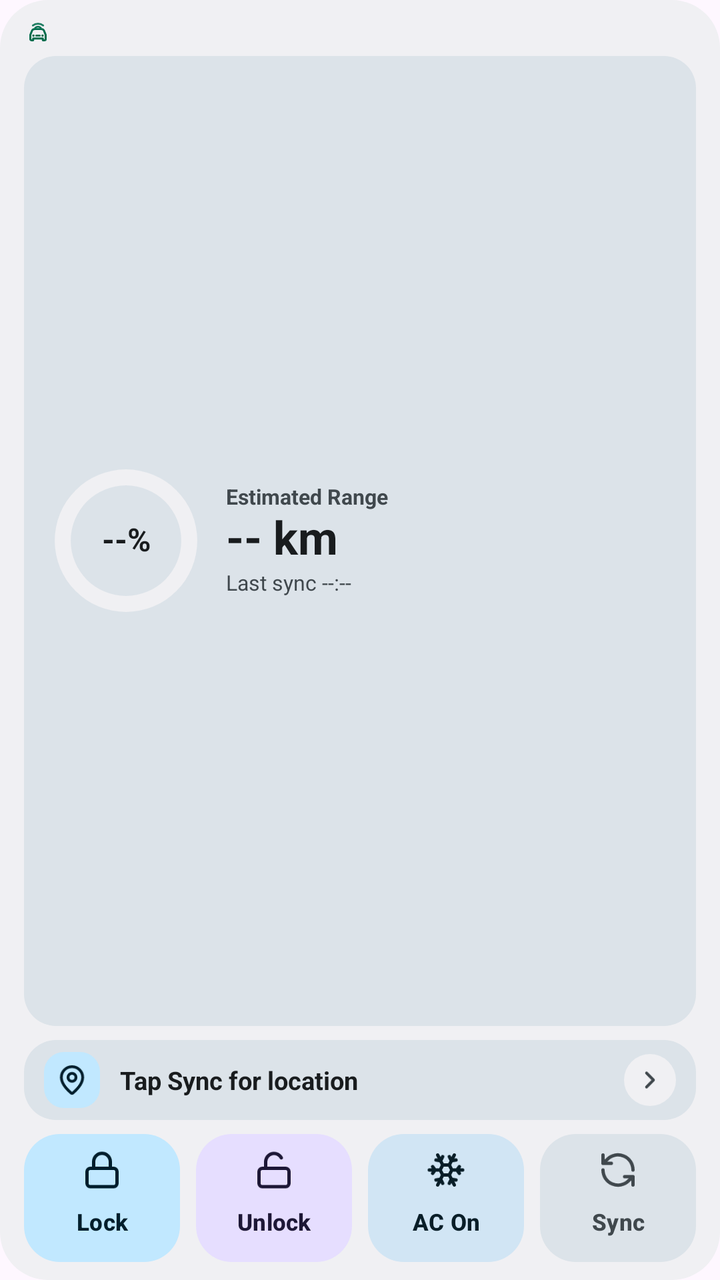
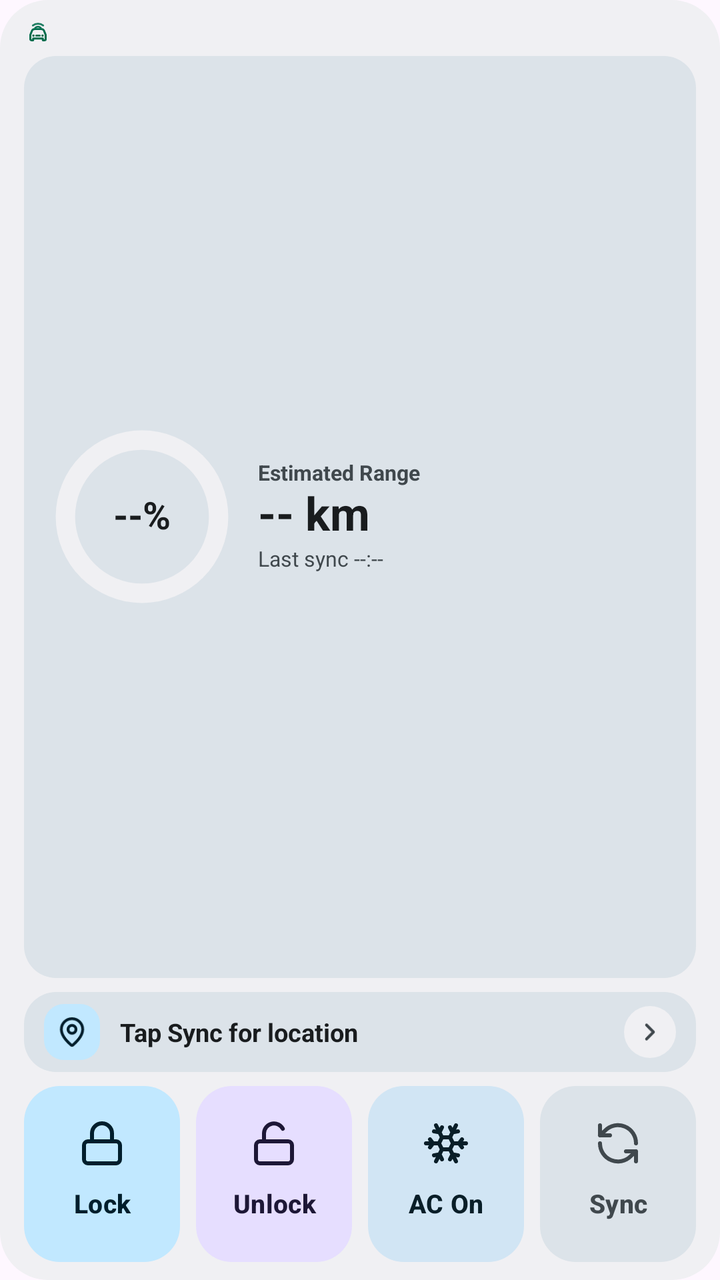

Compare the two renders of this Android layout. The source of the first and the diff that turns it into the second are given below.
<!-- AndroidManifest.xml: application theme Theme.BydWatch -->
<!-- res/layout/widget_vehicle_4x3_ring.xml -->
<?xml version="1.0" encoding="utf-8"?>
<LinearLayout xmlns:android="http://schemas.android.com/apk/res/android"
    android:id="@+id/widgetRoot"
    android:layout_width="match_parent"
    android:layout_height="match_parent"
    android:background="@drawable/bg_widget_card"
    android:orientation="vertical"
    android:paddingHorizontal="12dp"
    android:paddingVertical="9dp">

    <include layout="@layout/include_widget_4x3_header" />

    
    <LinearLayout
        android:id="@+id/layoutWidgetBatteryCard"
        android:layout_width="match_parent"
        android:layout_height="0dp"
        android:layout_marginBottom="7dp"
        android:layout_weight="1"
        android:background="@drawable/bg_widget_subcard"
        android:gravity="center_vertical"
        android:orientation="horizontal"
        android:paddingHorizontal="13dp"
        android:paddingVertical="6dp">

        <FrameLayout
            android:layout_width="76dp"
            android:layout_height="76dp">

            <ProgressBar
                android:id="@+id/pbWidgetSoc"
                style="?android:attr/progressBarStyleHorizontal"
                android:layout_width="match_parent"
                android:layout_height="match_parent"
                android:indeterminate="false"
                android:max="100"
                android:progress="0"
                android:progressDrawable="@drawable/progress_widget_soc_ring" />

            <TextView
                android:id="@+id/tvWidgetSoc"
                android:layout_width="match_parent"
                android:layout_height="match_parent"
                android:gravity="center"
                android:includeFontPadding="false"
                android:text="--%"
                android:textColor="@color/widget_on_surface"
                android:textSize="16sp"
                android:textStyle="bold" />
        </FrameLayout>

        <LinearLayout
            android:layout_width="0dp"
            android:layout_height="wrap_content"
            android:layout_marginStart="12dp"
            android:layout_weight="1"
            android:gravity="center_vertical"
            android:orientation="vertical">

            <TextView
                android:id="@+id/tvWidgetEstRangeLabel"
                android:layout_width="wrap_content"
                android:layout_height="wrap_content"
                android:includeFontPadding="false"
                android:text="@string/widget_label_estimated_range"
                android:textColor="@color/widget_on_surface_variant"
                android:textSize="10.5sp"
                android:textStyle="bold" />

            <TextView
                android:id="@+id/tvWidgetRange"
                android:layout_width="match_parent"
                android:layout_height="wrap_content"
                android:layout_marginTop="1dp"
                android:ellipsize="end"
                android:includeFontPadding="false"
                android:maxLines="1"
                android:text="-- km"
                android:textColor="@color/widget_on_surface"
                android:textSize="23sp"
                android:textStyle="bold" />

            <TextView
                android:id="@+id/tvWidgetBatteryMeta"
                android:layout_width="match_parent"
                android:layout_height="wrap_content"
                android:layout_marginTop="3dp"
                android:ellipsize="end"
                android:maxLines="1"
                android:textColor="@color/widget_on_surface_variant"
                android:textSize="11sp"
                android:textStyle="bold"
                android:visibility="gone" />

            <TextView
                android:id="@+id/tvWidgetLastSync"
                android:layout_width="match_parent"
                android:layout_height="wrap_content"
                android:layout_marginTop="1dp"
                android:ellipsize="end"
                android:maxLines="1"
                android:text="Last sync --:--"
                android:textColor="@color/widget_on_surface_variant"
                android:textSize="10.5sp" />
        </LinearLayout>
    </LinearLayout>

    <include layout="@layout/include_widget_4x3_location" />

    <include layout="@layout/include_widget_4x3_actions" />
</LinearLayout>
<!-- res/layout/include_widget_4x3_header.xml (included above) -->
<?xml version="1.0" encoding="utf-8"?>
<LinearLayout xmlns:android="http://schemas.android.com/apk/res/android"
    android:id="@+id/widgetHeader"
    android:layout_width="match_parent"
    android:layout_height="wrap_content"
    android:layout_marginBottom="5dp"
    android:gravity="center_vertical"
    android:orientation="horizontal">

    <LinearLayout
        android:layout_width="0dp"
        android:layout_height="wrap_content"
        android:layout_weight="1"
        android:gravity="center_vertical"
        android:orientation="horizontal">

        <ImageView
            android:id="@+id/ivWidgetBrandLogo"
            android:layout_width="14dp"
            android:layout_height="14dp"
            android:layout_marginEnd="5dp"
            android:contentDescription="@string/app_name"
            android:src="@drawable/ic_ev_watch_logo"
            android:tint="@color/accent_emerald" />

        <TextView
            android:id="@+id/tvWidgetCarModel"
            android:layout_width="0dp"
            android:layout_height="wrap_content"
            android:layout_weight="1"
            android:ellipsize="end"
            android:maxLines="1"
            android:textColor="@color/widget_on_surface"
            android:textSize="11sp"
            android:textStyle="bold"
            android:visibility="gone" />
    </LinearLayout>

    <TextView
        android:id="@+id/tvWidgetBanner"
        android:layout_width="wrap_content"
        android:layout_height="wrap_content"
        android:layout_marginStart="4dp"
        android:background="@drawable/bg_widget_chip"
        android:ellipsize="end"
        android:maxLines="1"
        android:paddingHorizontal="7dp"
        android:paddingVertical="3dp"
        android:text="Ready"
        android:textColor="@color/widget_on_surface_variant"
        android:textSize="10sp"
        android:textStyle="bold"
        android:visibility="gone" />

    <TextView
        android:id="@+id/tvWidgetLockStatus"
        android:layout_width="wrap_content"
        android:layout_height="wrap_content"
        android:layout_marginStart="4dp"
        android:background="@drawable/bg_widget_chip"
        android:maxLines="1"
        android:paddingHorizontal="7dp"
        android:paddingVertical="3dp"
        android:text="Locked"
        android:textColor="@color/widget_on_surface_variant"
        android:textSize="10sp"
        android:textStyle="bold"
        android:visibility="gone" />

    <TextView
        android:id="@+id/tvWidgetAcStatus"
        android:layout_width="wrap_content"
        android:layout_height="wrap_content"
        android:layout_marginStart="4dp"
        android:background="@drawable/bg_widget_chip"
        android:maxLines="1"
        android:paddingHorizontal="7dp"
        android:paddingVertical="3dp"
        android:text="AC Off"
        android:textColor="@color/widget_on_surface_variant"
        android:textSize="10sp"
        android:textStyle="bold"
        android:visibility="gone" />
</LinearLayout>
<!-- res/layout/include_widget_4x3_location.xml (included above) -->
<?xml version="1.0" encoding="utf-8"?>
<LinearLayout xmlns:android="http://schemas.android.com/apk/res/android"
    android:id="@+id/layoutWidgetLocationBar"
    android:layout_width="match_parent"
    android:layout_height="wrap_content"
    android:layout_marginBottom="7dp"
    android:background="@drawable/bg_widget_subcard"
    android:gravity="center_vertical"
    android:minHeight="40dp"
    android:orientation="horizontal"
    android:paddingHorizontal="10dp"
    android:paddingVertical="6dp"
    android:visibility="visible">

    <FrameLayout
        android:layout_width="28dp"
        android:layout_height="28dp"
        android:layout_marginEnd="10dp"
        android:background="@drawable/bg_widget_pin_badge">

        <ImageView
            android:layout_width="16dp"
            android:layout_height="16dp"
            android:layout_gravity="center"
            android:contentDescription="@string/label_car_location"
            android:src="@drawable/ic_widget_pin" />
    </FrameLayout>

    <TextView
        android:id="@+id/tvWidgetLocationText"
        android:layout_width="0dp"
        android:layout_height="wrap_content"
        android:layout_weight="1"
        android:ellipsize="end"
        android:maxLines="1"
        android:text="@string/location_widget_empty"
        android:textColor="@color/widget_on_surface"
        android:textSize="12.5sp"
        android:textStyle="bold" />

    <FrameLayout
        android:layout_width="26dp"
        android:layout_height="26dp"
        android:layout_marginStart="8dp"
        android:background="@drawable/bg_widget_chevron_badge">

        <ImageView
            android:layout_width="14dp"
            android:layout_height="14dp"
            android:layout_gravity="center"
            android:contentDescription="@string/nav_dialog_confirm"
            android:src="@drawable/ic_widget_chevron" />
    </FrameLayout>
</LinearLayout>
<!-- res/layout/include_widget_4x3_actions.xml (included above) -->
<?xml version="1.0" encoding="utf-8"?>
<LinearLayout xmlns:android="http://schemas.android.com/apk/res/android"
    android:layout_width="match_parent"
    android:layout_height="64dp"
    android:orientation="horizontal">

    <LinearLayout
        android:id="@+id/tileWidgetLock"
        android:layout_width="0dp"
        android:layout_height="match_parent"
        android:layout_marginEnd="4dp"
        android:layout_weight="1"
        android:background="@drawable/bg_widget_btn_primary"
        android:gravity="center"
        android:orientation="vertical"
        android:paddingHorizontal="4dp">

        <ImageView
            android:id="@+id/ivWidgetLock"
            android:layout_width="20dp"
            android:layout_height="20dp"
            android:layout_marginBottom="4dp"
            android:importantForAccessibility="no"
            android:src="@drawable/ic_slot_lock"
            android:tint="@color/widget_on_primary_container" />

        <Button
            android:id="@+id/btnWidgetLock"
            android:layout_width="match_parent"
            android:layout_height="wrap_content"
            android:background="@android:color/transparent"
            android:ellipsize="end"
            android:gravity="center"
            android:maxLines="1"
            android:minWidth="0dp"
            android:minHeight="0dp"
            android:padding="0dp"
            android:stateListAnimator="@null"
            android:text="Lock"
            android:textAllCaps="false"
            android:textColor="@color/widget_on_primary_container"
            android:textSize="11.5sp"
            android:textStyle="bold" />
    </LinearLayout>

    <LinearLayout
        android:id="@+id/tileWidgetUnlock"
        android:layout_width="0dp"
        android:layout_height="match_parent"
        android:layout_marginHorizontal="4dp"
        android:layout_weight="1"
        android:background="@drawable/bg_widget_btn_tertiary"
        android:gravity="center"
        android:orientation="vertical"
        android:paddingHorizontal="4dp">

        <ImageView
            android:id="@+id/ivWidgetUnlock"
            android:layout_width="20dp"
            android:layout_height="20dp"
            android:layout_marginBottom="4dp"
            android:importantForAccessibility="no"
            android:src="@drawable/ic_slot_unlock"
            android:tint="@color/widget_on_tertiary_container" />

        <Button
            android:id="@+id/btnWidgetUnlock"
            android:layout_width="match_parent"
            android:layout_height="wrap_content"
            android:background="@android:color/transparent"
            android:ellipsize="end"
            android:gravity="center"
            android:maxLines="1"
            android:minWidth="0dp"
            android:minHeight="0dp"
            android:padding="0dp"
            android:stateListAnimator="@null"
            android:text="Unlock"
            android:textAllCaps="false"
            android:textColor="@color/widget_on_tertiary_container"
            android:textSize="11.5sp"
            android:textStyle="bold" />
    </LinearLayout>

    <LinearLayout
        android:id="@+id/tileWidgetAc"
        android:layout_width="0dp"
        android:layout_height="match_parent"
        android:layout_marginHorizontal="4dp"
        android:layout_weight="1"
        android:background="@drawable/bg_widget_btn_secondary"
        android:gravity="center"
        android:orientation="vertical"
        android:paddingHorizontal="4dp">

        <ImageView
            android:id="@+id/ivWidgetAc"
            android:layout_width="20dp"
            android:layout_height="20dp"
            android:layout_marginBottom="4dp"
            android:importantForAccessibility="no"
            android:src="@drawable/ic_slot_ac"
            android:tint="@color/widget_on_secondary_container" />

        <Button
            android:id="@+id/btnWidgetAc"
            android:layout_width="match_parent"
            android:layout_height="wrap_content"
            android:background="@android:color/transparent"
            android:ellipsize="end"
            android:gravity="center"
            android:maxLines="1"
            android:minWidth="0dp"
            android:minHeight="0dp"
            android:padding="0dp"
            android:stateListAnimator="@null"
            android:text="AC On"
            android:textAllCaps="false"
            android:textColor="@color/widget_on_secondary_container"
            android:textSize="11.5sp"
            android:textStyle="bold" />
    </LinearLayout>

    <LinearLayout
        android:id="@+id/tileWidgetRefresh"
        android:layout_width="0dp"
        android:layout_height="match_parent"
        android:layout_marginStart="4dp"
        android:layout_weight="1"
        android:background="@drawable/bg_widget_btn_tonal"
        android:gravity="center"
        android:orientation="vertical"
        android:paddingHorizontal="4dp">

        <ImageView
            android:id="@+id/ivWidgetRefresh"
            android:layout_width="20dp"
            android:layout_height="20dp"
            android:layout_marginBottom="4dp"
            android:importantForAccessibility="no"
            android:src="@drawable/ic_slot_sync"
            android:tint="@color/widget_on_surface_variant" />

        <Button
            android:id="@+id/btnWidgetRefresh"
            android:layout_width="match_parent"
            android:layout_height="wrap_content"
            android:background="@android:color/transparent"
            android:ellipsize="end"
            android:gravity="center"
            android:maxLines="1"
            android:minWidth="0dp"
            android:minHeight="0dp"
            android:padding="0dp"
            android:stateListAnimator="@null"
            android:text="Sync"
            android:textAllCaps="false"
            android:textColor="@color/widget_on_surface_variant"
            android:textSize="11.5sp"
            android:textStyle="bold" />
    </LinearLayout>
</LinearLayout>
<!-- resources referenced by this layout -->
<resources>
  <color name="accent_emerald">#006C4C</color>
  <color name="widget_on_primary_container">#002114</color>
  <color name="widget_on_secondary_container">#001E30</color>
  <color name="widget_on_surface">#181D1A</color>
  <color name="widget_on_surface_variant">#414944</color>
  <color name="widget_on_tertiary_container">#2B1700</color>
  <!-- drawable bg_widget_btn_primary (drawable) -->
  <?xml version="1.0" encoding="utf-8"?>
  <shape xmlns:android="http://schemas.android.com/apk/res/android"
      android:shape="rectangle">
      <solid android:color="@color/widget_primary_container" />
      <corners android:radius="18dp" />
  </shape>
  <!-- drawable bg_widget_btn_secondary (drawable) -->
  <?xml version="1.0" encoding="utf-8"?>
  <shape xmlns:android="http://schemas.android.com/apk/res/android"
      android:shape="rectangle">
      <solid android:color="@color/widget_secondary_container" />
      <corners android:radius="18dp" />
  </shape>
  <!-- drawable bg_widget_btn_tertiary (drawable) -->
  <?xml version="1.0" encoding="utf-8"?>
  <shape xmlns:android="http://schemas.android.com/apk/res/android"
      android:shape="rectangle">
      <solid android:color="@color/widget_tertiary_container" />
      <corners android:radius="18dp" />
  </shape>
  <!-- drawable bg_widget_btn_tonal (drawable) -->
  <?xml version="1.0" encoding="utf-8"?>
  <shape xmlns:android="http://schemas.android.com/apk/res/android"
      android:shape="rectangle">
      <solid android:color="@color/widget_surface_variant" />
      <corners android:radius="18dp" />
  </shape>
  <!-- drawable bg_widget_card (drawable) -->
  <?xml version="1.0" encoding="utf-8"?>
  <shape xmlns:android="http://schemas.android.com/apk/res/android"
      android:shape="rectangle">
      <solid android:color="@color/widget_surface" />
      <corners android:radius="24dp" />
  </shape>
  <!-- drawable bg_widget_chevron_badge (drawable) -->
  <?xml version="1.0" encoding="utf-8"?>
  <shape xmlns:android="http://schemas.android.com/apk/res/android"
      android:shape="oval">
      <solid android:color="@color/widget_surface" />
  </shape>
  <!-- drawable bg_widget_chip (drawable) -->
  <?xml version="1.0" encoding="utf-8"?>
  <shape xmlns:android="http://schemas.android.com/apk/res/android"
      android:shape="rectangle">
      <solid android:color="@color/widget_surface_variant" />
      <corners android:radius="999dp" />
  </shape>
  <!-- drawable bg_widget_pin_badge (drawable) -->
  <?xml version="1.0" encoding="utf-8"?>
  <shape xmlns:android="http://schemas.android.com/apk/res/android"
      android:shape="rectangle">
      <solid android:color="@color/widget_primary_container" />
      <corners android:radius="10dp" />
  </shape>
  <!-- drawable bg_widget_subcard (drawable) -->
  <?xml version="1.0" encoding="utf-8"?>
  <shape xmlns:android="http://schemas.android.com/apk/res/android"
      android:shape="rectangle">
      <solid android:color="@color/widget_surface_variant" />
      <corners android:radius="16dp" />
  </shape>
  <string name="app_name">BYD Open Remote</string>
  <string name="label_car_location">Car Location</string>
  <string name="location_widget_empty">Tap Sync for location</string>
  <string name="nav_dialog_confirm">Navigate</string>
  <string name="widget_label_estimated_range">Estimated Range</string>
  <color name="widget_primary_container">#9FF2CE</color>
  <color name="widget_secondary_container">#CBE6FF</color>
  <color name="widget_tertiary_container">#FFE0B2</color>
  <color name="widget_surface_variant">#E3EBE6</color>
  <color name="widget_surface">#F3F7F4</color>
  <color name="bg_obsidian">#F6F8F7</color>
  <color name="accent_cyan">#00658E</color>
  <!-- unchanged entries left out for length: 10 -->
</resources>

<!-- the commit's change to res/layout/widget_vehicle_4x3_ring.xml (unified diff, before → after) -->
@@ -24,8 +24,8 @@
         android:paddingVertical="6dp">
 
         <FrameLayout
-            android:layout_width="76dp"
-            android:layout_height="76dp">
+            android:layout_width="92dp"
+            android:layout_height="92dp">
 
             <ProgressBar
                 android:id="@+id/pbWidgetSoc"
@@ -45,7 +45,7 @@
                 android:includeFontPadding="false"
                 android:text="--%"
                 android:textColor="@color/widget_on_surface"
-                android:textSize="16sp"
+                android:textSize="19sp"
                 android:textStyle="bold" />
         </FrameLayout>
 
@@ -253,7 +253,7 @@
 <?xml version="1.0" encoding="utf-8"?>
 <LinearLayout xmlns:android="http://schemas.android.com/apk/res/android"
     android:layout_width="match_parent"
-    android:layout_height="64dp"
+    android:layout_height="88dp"
     android:orientation="horizontal">
 
     <LinearLayout
@@ -269,9 +269,9 @@
 
         <ImageView
             android:id="@+id/ivWidgetLock"
-            android:layout_width="20dp"
-            android:layout_height="20dp"
-            android:layout_marginBottom="4dp"
+            android:layout_width="24dp"
+            android:layout_height="24dp"
+            android:layout_marginBottom="5dp"
             android:importantForAccessibility="no"
             android:src="@drawable/ic_slot_lock"
             android:tint="@color/widget_on_primary_container" />
@@ -291,7 +291,7 @@
             android:text="Lock"
             android:textAllCaps="false"
             android:textColor="@color/widget_on_primary_container"
-            android:textSize="11.5sp"
+            android:textSize="13sp"
             android:textStyle="bold" />
     </LinearLayout>
 
@@ -308,9 +308,9 @@
 
         <ImageView
             android:id="@+id/ivWidgetUnlock"
-            android:layout_width="20dp"
-            android:layout_height="20dp"
-            android:layout_marginBottom="4dp"
+            android:layout_width="24dp"
+            android:layout_height="24dp"
+            android:layout_marginBottom="5dp"
             android:importantForAccessibility="no"
             android:src="@drawable/ic_slot_unlock"
             android:tint="@color/widget_on_tertiary_container" />
@@ -330,7 +330,7 @@
             android:text="Unlock"
             android:textAllCaps="false"
             android:textColor="@color/widget_on_tertiary_container"
-            android:textSize="11.5sp"
+            android:textSize="13sp"
             android:textStyle="bold" />
     </LinearLayout>
 
@@ -347,9 +347,9 @@
 
         <ImageView
             android:id="@+id/ivWidgetAc"
-            android:layout_width="20dp"
-            android:layout_height="20dp"
-            android:layout_marginBottom="4dp"
+            android:layout_width="24dp"
+            android:layout_height="24dp"
+            android:layout_marginBottom="5dp"
             android:importantForAccessibility="no"
             android:src="@drawable/ic_slot_ac"
             android:tint="@color/widget_on_secondary_container" />
@@ -369,7 +369,7 @@
             android:text="AC On"
             android:textAllCaps="false"
             android:textColor="@color/widget_on_secondary_container"
-            android:textSize="11.5sp"
+            android:textSize="13sp"
             android:textStyle="bold" />
     </LinearLayout>
 
@@ -386,9 +386,9 @@
 
         <ImageView
             android:id="@+id/ivWidgetRefresh"
-            android:layout_width="20dp"
-            android:layout_height="20dp"
-            android:layout_marginBottom="4dp"
+            android:layout_width="24dp"
+            android:layout_height="24dp"
+            android:layout_marginBottom="5dp"
             android:importantForAccessibility="no"
             android:src="@drawable/ic_slot_sync"
             android:tint="@color/widget_on_surface_variant" />
@@ -408,7 +408,7 @@
             android:text="Sync"
             android:textAllCaps="false"
             android:textColor="@color/widget_on_surface_variant"
-            android:textSize="11.5sp"
+            android:textSize="13sp"
             android:textStyle="bold" />
     </LinearLayout>
 </LinearLayout>
